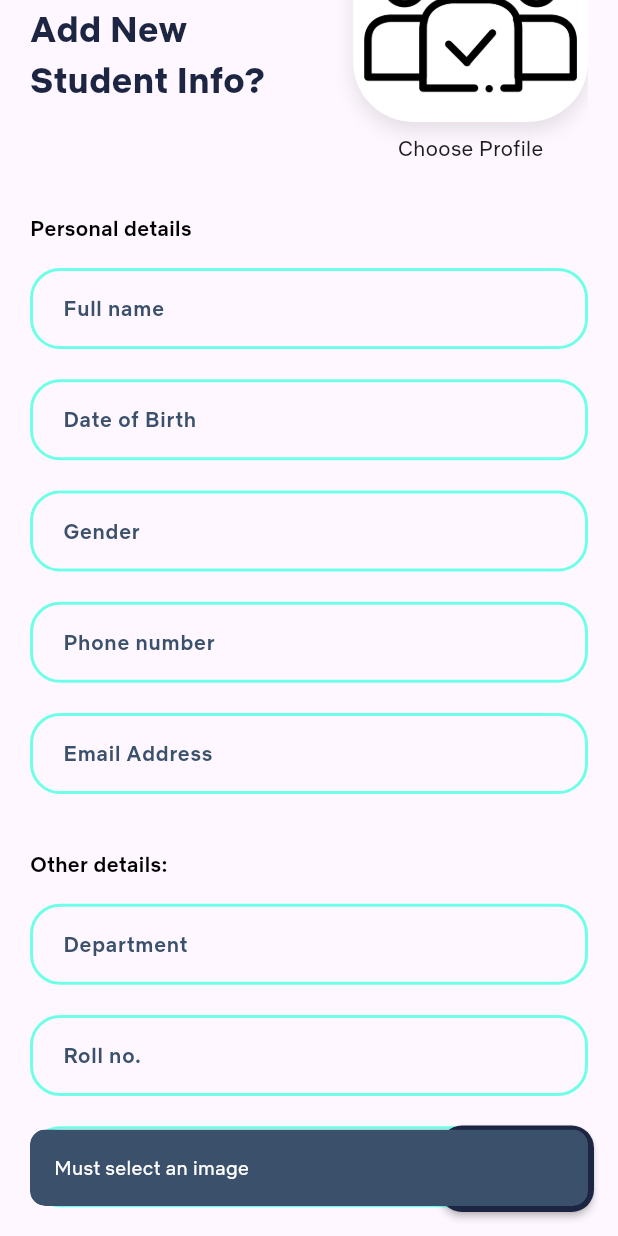
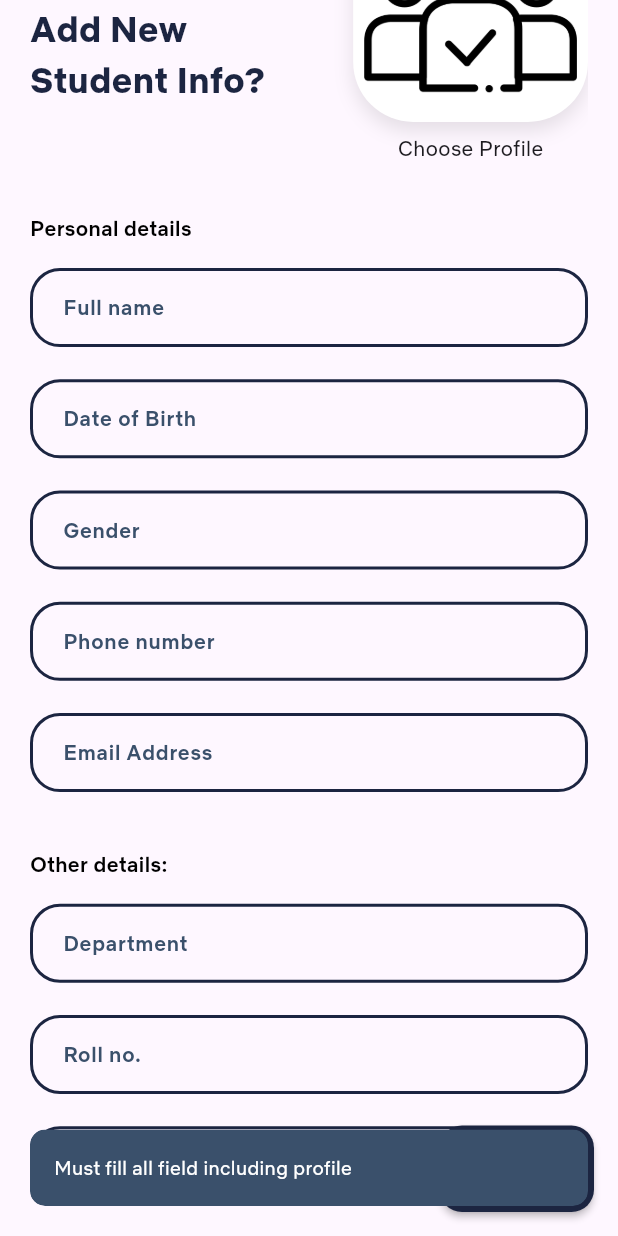
Before and after one commit to faizsr/Student-Management---Getx, a Flutter app: the ScreenAddStudent screen opened by its route, scrolled down 100 dp, after a tap on "Create", on a phone screen of 412 x 824 dp. Run offline on Flutter 3.47's test engine with Material 3 defaults, Android fonts, the phone set to English and light mode, and no system bars; our stand-ins replace get, image_picker, sqflite; accounts and stored records are empty.

```diff
--- a/lib/presentation/screens/add student/screen_add_student.dart
+++ b/lib/presentation/screens/add student/screen_add_student.dart
@@ -2,10 +2,9 @@ import 'package:flutter/material.dart';
 import 'package:flutter_application_1/core/assets.dart';
 import 'package:flutter_application_1/core/colors.dart';
 import 'package:flutter_application_1/core/constants.dart';
-import 'package:flutter_application_1/data/model/student.dart';
-import 'package:flutter_application_1/presentation/controllers/form_controller.dart';
 import 'package:flutter_application_1/presentation/controllers/image_picker_controller.dart';
 import 'package:flutter_application_1/presentation/controllers/student_controller.dart';
+import 'package:flutter_application_1/presentation/screens/add%20student/widgets/custom_btn.dart';
 import 'package:flutter_application_1/presentation/screens/add%20student/widgets/sections.dart';
 import 'package:get/get.dart';
 
@@ -14,7 +13,7 @@ class ScreenAddStudent extends StatelessWidget {
 
   final studentController = Get.put(StudentController());
   final imagePickerController = Get.put(ImagePickerController());
-  final formController = Get.put(FormController());
+  final formKey = GlobalKey<FormState>();
 
   final nameController = TextEditingController();
   final dobController = TextEditingController();
@@ -34,6 +33,8 @@ class ScreenAddStudent extends StatelessWidget {
       body: SafeArea(
         child: Padding(
           padding: const EdgeInsets.fromLTRB(20, 0, 20, 0),
+          child: Form(
+            key: formKey,
             child: ListView(
               children: [
                 kHeight(kGetHeight * 0.04),
@@ -75,43 +76,20 @@ class ScreenAddStudent extends StatelessWidget {
             ),
           ),
         ),
-      floatingActionButton: MaterialButton(
-        minWidth: kGetWidth * 0.25,
-        height: kGetHeight * 0.07,
-        shape: RoundedRectangleBorder(
-          borderRadius: BorderRadius.circular(15),
       ),
-        color: kDarkBlue,
-        onPressed: () {
-          if (imagePickerController.image.value.path != '') {
-            studentController.addStudent(StudentModel(
-              id: null,
-              name: nameController.text,
-              dob: dobController.text,
-              gender: genderController.text,
-              phoneNumber: phoneNumberController.text,
-              emailAddress: emailController.text,
-              homeAddress: homeAddressController.text,
-              profile: imagePickerController.image.value.path,
-              department: departmentController.text,
-              admissionDate: admissonDateController.text,
-              studentId: studentIdController.text,
-              rollNumber: rollNumberController.text,
-              studentClass: studentClassController.text,
-            ));
-            Get.back();
-            kGetSnackbar('New student details added');
-          } else {
-            kGetSnackbar('Must select an image');
-          }
-        },
-        child: const Text(
-          'Create',
-          style: TextStyle(
-            color: kWhiteColor,
-            fontSize: 15,
-          ),
-        ),
+      floatingActionButton: CustomAddButton(
+        nameController: nameController,
+        dobController: dobController,
+        genderController: genderController,
+        phoneNumberController: phoneNumberController,
+        emailController: emailController,
+        homeAddressController: homeAddressController,
+        departmentController: departmentController,
+        admissonDateController: admissonDateController,
+        studentIdController: studentIdController,
+        rollNumberController: rollNumberController,
+        studentClassController: studentClassController,
+        formkey: formKey,
       ),
     );
   }
--- a/lib/presentation/screens/add student/widgets/custom_btn.dart
+++ b/lib/presentation/screens/add student/widgets/custom_btn.dart
@@ -20,8 +20,7 @@ class CustomAddButton extends StatelessWidget {
     required this.studentIdController,
     required this.rollNumberController,
     required this.studentClassController,
-    required this.formkey1,
-    required this.formkey2,
+    required this.formkey,
   });
 
   final TextEditingController nameController;
@@ -35,8 +34,7 @@ class CustomAddButton extends StatelessWidget {
   final TextEditingController studentIdController;
   final TextEditingController rollNumberController;
   final TextEditingController studentClassController;
-  final GlobalKey<FormState> formkey1;
-  final GlobalKey<FormState> formkey2;
+  final GlobalKey<FormState> formkey;
 
   final imagePickerController = Get.put(ImagePickerController());
   final studentController = Get.put(StudentController());
@@ -51,9 +49,12 @@ class CustomAddButton extends StatelessWidget {
       ),
       color: kDarkBlue,
       onPressed: () {
-        if (formkey1.currentState!.validate()) {
+        int id = DateTime.now().millisecondsSinceEpoch;
+        print('id on adding: $id');
+        if (formkey.currentState!.validate() &&
+            imagePickerController.image.value.path != '') {
           studentController.addStudent(StudentModel(
-            id: null,
+            id: id,
             name: nameController.text,
             dob: dobController.text,
             gender: genderController.text,
@@ -70,7 +71,7 @@ class CustomAddButton extends StatelessWidget {
           Get.back();
           kGetSnackbar('New student details added');
         } else {
-          kGetSnackbar('Must select an image');
+          kGetSnackbar('Must fill all field including profile');
         }
       },
       child: const Text(
--- a/lib/presentation/screens/add student/widgets/sections.dart
+++ b/lib/presentation/screens/add student/widgets/sections.dart
@@ -2,7 +2,6 @@ import 'package:flutter/material.dart';
 import 'package:flutter_application_1/core/assets.dart';
 import 'package:flutter_application_1/core/colors.dart';
 import 'package:flutter_application_1/core/constants.dart';
-import 'package:flutter_application_1/presentation/controllers/form_controller.dart';
 import 'package:flutter_application_1/presentation/screens/add%20student/widgets/sub_heading.dart';
 import 'package:flutter_application_1/presentation/widgets/custom_text_field.dart';
 import 'package:flutter_application_1/presentation/widgets/heading.dart';
@@ -15,7 +14,6 @@ Column otherDetailSection({
   required TextEditingController rollNumberController,
   required TextEditingController studentClassController,
 }) {
-  final formController = Get.put(FormController());
   return Column(
     crossAxisAlignment: CrossAxisAlignment.start,
     children: [
@@ -29,19 +27,16 @@ Column otherDetailSection({
         textInputType: TextInputType.text,
         controller: departmentController,
         labelText: 'Department',
-        validator: (value) => formController.validateDepartment(value!),
       ),
       CustomTextFieldWidget(
         textInputType: TextInputType.number,
         controller: rollNumberController,
         labelText: 'Roll no.',
-        validator: (value) => formController.validateRollno(value!),
       ),
       CustomTextFieldWidget(
         textInputType: TextInputType.number,
         controller: studentClassController,
         labelText: 'Class',
-        validator: (value) => formController.validateClass(value!),
       ),
     ],
   );
@@ -55,7 +50,6 @@ Column personalInfoSection({
   required TextEditingController emailController,
   required TextEditingController homeAddressController,
 }) {
-  final formController = Get.put(FormController());
   return Column(
     crossAxisAlignment: CrossAxisAlignment.start,
     children: [
@@ -69,31 +63,26 @@ Column personalInfoSection({
         textInputType: TextInputType.text,
         controller: nameController,
         labelText: 'Full name',
-        validator: (value) => formController.validateName(value!),
       ),
       CustomTextFieldWidget(
         textInputType: TextInputType.datetime,
         controller: dobController,
         labelText: 'Date of Birth',
-        validator: (value) => formController.validateDob(value!),
       ),
       CustomTextFieldWidget(
         textInputType: TextInputType.text,
         controller: genderController,
         labelText: 'Gender',
-        validator: (value) => formController.validateGender(value!),
       ),
       CustomTextFieldWidget(
         textInputType: TextInputType.phone,
         controller: phoneNumberController,
         labelText: 'Phone number',
-        validator: (value) => formController.validatePhNumber(value!),
       ),
       CustomTextFieldWidget(
         textInputType: TextInputType.emailAddress,
         controller: emailController,
         labelText: 'Email Address',
-        validator: (value) => formController.validateEmail(value!),
       ),
     ],
   );
--- a/lib/presentation/screens/student detail/screen_student_detail.dart
+++ b/lib/presentation/screens/student detail/screen_student_detail.dart
@@ -54,6 +54,8 @@ class ScreenStudentDetail extends StatelessWidget {
                     Get.find<StudentController>()
                         .deleteStudent(studentController.allStudent[index].id!);
                     Get.back();
+
+                    print('id on deleting: ${studentController.allStudent[index].id!}');
                   },
                   text: 'Remove Profile',
                 ),
--- a/lib/presentation/widgets/custom_text_field.dart
+++ b/lib/presentation/widgets/custom_text_field.dart
@@ -9,13 +9,11 @@ class CustomTextFieldWidget extends StatelessWidget {
     required this.labelText,
     required this.controller,
     required this.textInputType,
-    required this.validator,
   });
 
   final String labelText;
   final TextEditingController controller;
   final TextInputType textInputType;
-  final String? Function(String?)? validator;
 
   @override
   Widget build(BuildContext context) {
@@ -24,9 +22,14 @@ class CustomTextFieldWidget extends StatelessWidget {
       child: SizedBox(
         height: Get.height * 0.07,
         child: TextFormField(
+          validator: (value) {
+            if (value!.isEmpty) {
+              return '';
+            }
+            return null;
+          },
           keyboardType: textInputType,
           controller: controller,
-          validator: validator,
           style: const TextStyle(fontSize: 15),
           decoration: InputDecoration(
             isDense: true,
@@ -64,14 +67,14 @@ class CustomTextFieldWidget extends StatelessWidget {
             errorBorder: OutlineInputBorder(
               borderRadius: BorderRadius.circular(20.0),
               borderSide: const BorderSide(
-                color: Colors.red,
+                color: kDarkBlue,
                 width: 2.0,
               ),
             ),
             focusedErrorBorder: OutlineInputBorder(
               borderRadius: BorderRadius.circular(20.0),
               borderSide: const BorderSide(
-                color: Colors.red,
+                color: kDarkBlue,
                 width: 2.0,
               ),
             ),
```
Also changed, not shown: lib/presentation/controllers/form_controller.dart (deleted, +0 -70 lines), lib/presentation/screens/update student/screen_update_student.dart (+31 -23 lines). Lines whose indentation alone changed are shown as unchanged.
